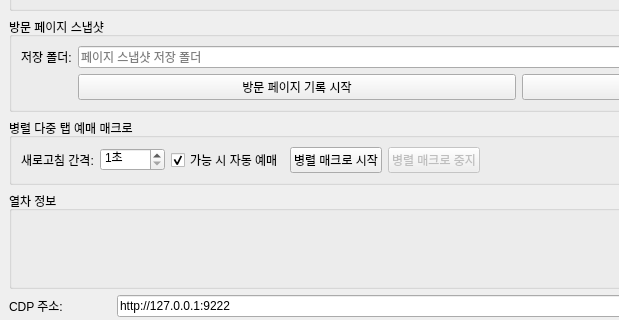
This is mainwindow.ui in ongre01/Qt_CDP as Qt 5 draws it before an edit; both pictures show x 0 to 619 and y 163 to 483 of the 980 by 720 pixel window. The edited form follows.
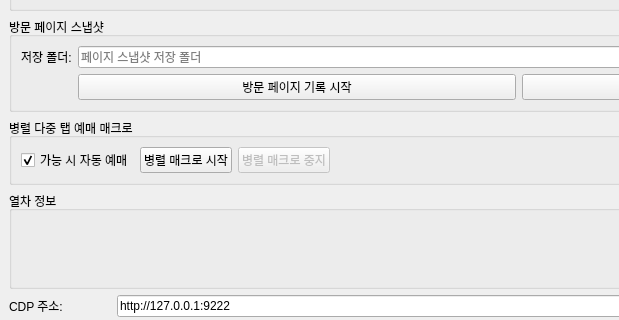
This is the edited form.

Commit message: refactor(korail): remove refresh timer and associated UI elements

Diff of the .ui file:
```diff
--- a/mainwindow.ui
+++ b/mainwindow.ui
@@ -119,29 +119,6 @@
        <string>병렬 다중 탭 예매 매크로</string>
       </property>
       <layout class="QHBoxLayout" name="trainRefreshMacroLayout">
-       <item>
-        <widget class="QLabel" name="macroRefreshIntervalLabel">
-         <property name="text">
-          <string>새로고침 간격:</string>
-         </property>
-        </widget>
-       </item>
-       <item>
-        <widget class="QSpinBox" name="macroRefreshIntervalSpinBox">
-         <property name="suffix">
-          <string>초</string>
-         </property>
-         <property name="minimum">
-          <number>1</number>
-         </property>
-         <property name="maximum">
-          <number>3600</number>
-         </property>
-         <property name="value">
-          <number>1</number>
-         </property>
-        </widget>
-       </item>
        <item>
         <widget class="QCheckBox" name="autoBookWhenAvailableCheckBox">
          <property name="toolTip">
```
The commit also changes 3 other files.
